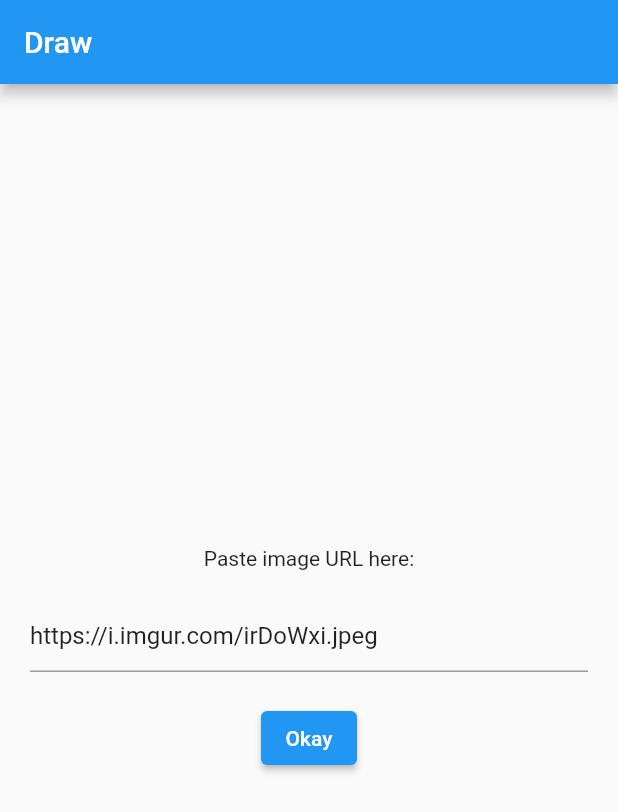
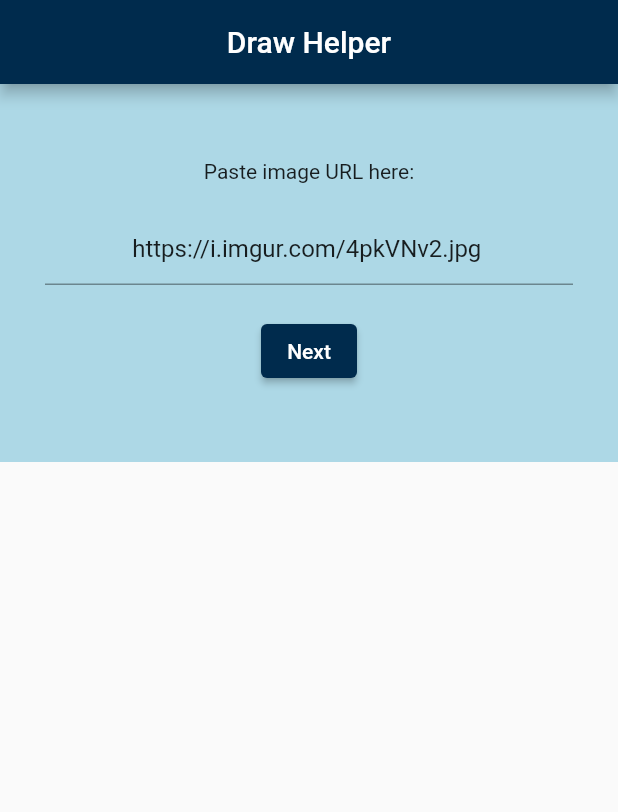
Before and after one commit to r3nyah/Flutter-DrawHelper, a Flutter app: the screen it shows after launch, on a phone screen of 412 x 824 dp. Shown: the top 812 px of the screen. Run offline on Flutter 3.47's test engine with Material 2 defaults, Android fonts, the phone set to English and light mode, and no system bars; our stand-ins replace awesome_dialog, fluttertoast, share_plus.

Commit message:
Do some update on UI

```diff
--- a/lib/Drawing.dart
+++ b/lib/Drawing.dart
@@ -10,7 +10,7 @@ import 'package:flutter/services.dart' show rootBundle;
 import 'package:flutter/material.dart';
 
 late final MyHelper h;
-const BACKGROUND_COLOR = Colors.white;
+const BACKGROUND_COLOR = Colors.grey;
 //const APP_UI_COLOR_MAIN = Colors.blue;
 // const APP_UI_COLOR_SECONDARY = Colors.grey;
 const APP_UI_COLOR_MAIN = Color(0xFF002B4D);
@@ -56,7 +56,7 @@ class DrawingPageState extends State<DrawingPage> {
   _save() async{
     try{
       final boundary = _globalKey.currentContext!.findRenderObject() as RenderRepaintBoundary;
-      final image = await boundary.toImage(); // not supported in web html renderer https://github.com/flutter/flutter/issues/57631, https://github.com/flutter/flutter/issues/47721
+      final image = await boundary.toImage();
       final byteData = await image.toByteData(format: ui.ImageByteFormat.png);
       final screenshot = byteData?.buffer.asUint8List(byteData.offsetInBytes, byteData.lengthInBytes);
       if (screenshot == null) return h.showToast("Failed to save canvas to image.");
--- a/lib/main.dart
+++ b/lib/main.dart
@@ -74,7 +74,7 @@ class _HomePageState extends State<HomePage> {
   @override
   void initState() {
     //_urlController.text = 'https://i.imgur.com/jiw5Da0.jpg';
-    _urlController.text = 'https://i.imgur.com/irDoWxi.jpeg';
+    _urlController.text = 'https://i.imgur.com/4pkVNv2.jpg';
     h = MyHelper(context);
     super.initState();
   }
@@ -89,26 +89,29 @@ class _HomePageState extends State<HomePage> {
   Widget build(BuildContext context) {
     return Scaffold(
       appBar: _image != null ? null : AppBar(
-        title: const Text("Draw"),
+        title: const Text("Draw Helper"),
+        backgroundColor: Color(0xFF002B4D),
+        centerTitle: true,
       ) ,
       body: SafeArea(
-        child: Center(
+        child: Container(
+          color: Color(0xFFADD8E6),
           child: _isProcessing ? const CircularProgressIndicator.adaptive():SingleChildScrollView(
-            padding: const EdgeInsets.all(20),
+            padding: const EdgeInsets.fromLTRB(30, 50, 30, 50),
             child: Column(
-              mainAxisAlignment: MainAxisAlignment.center,
+              mainAxisAlignment: MainAxisAlignment.end,
               children: _image == null ? [
                 const Text("Paste image URL here:", textAlign: TextAlign.center,),
                 const SizedBox(height: 20,),
-                TextField(controller: _urlController,),
+                TextField(controller: _urlController,textAlign: TextAlign.center,),
                 const SizedBox(height: 20,),
-                ElevatedButton(onPressed: _submit, child: const Text("Okay"))
+                ElevatedButton(onPressed: _submit,style: ElevatedButton.styleFrom(primary: Color(0xFFFF002B4D)), child: const Text("Next"),),
               ] : [
                 Row(
                   children: [
-                    Expanded(child: ElevatedButton(onPressed: _back, child: const Text("Back"))),
+                    Expanded(child: ElevatedButton(onPressed: _back,style: ElevatedButton.styleFrom(primary: Color(0xFFFF002B4D)), child: const Text("Back"))),
                     const SizedBox(width: 20,),
-                    Expanded(child: ElevatedButton(onPressed: _save, child: const Text("Save"))),
+                    Expanded(child: ElevatedButton(onPressed: _save,style: ElevatedButton.styleFrom(primary: Color(0xFFFF002B4D)), child: const Text("Save"))),
                   ],
                 ),
                 const SizedBox(height: 20,),
```
